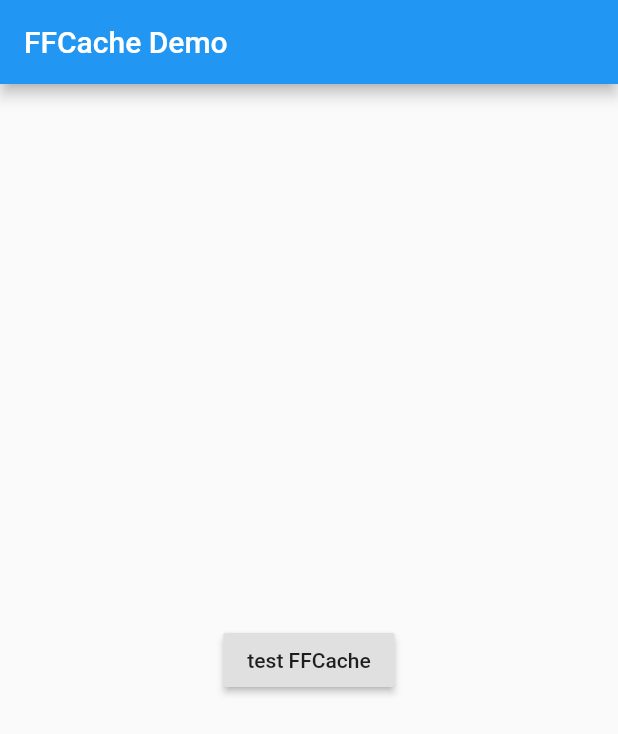
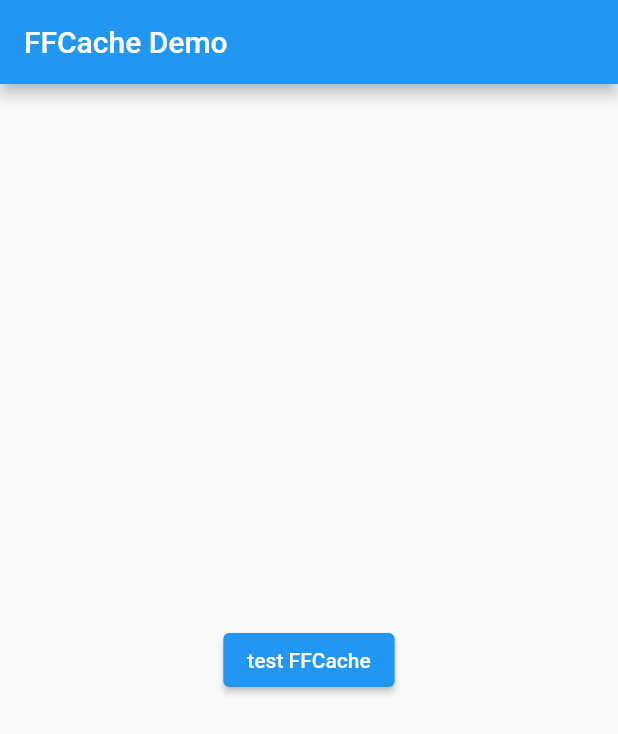
Before and after one commit to mix1009/ffcache, a Flutter app: the screen it shows after launch, after a tap on "test FFCache", on a phone screen of 412 x 824 dp. Shown: the top 734 px of the screen. Run offline on Flutter 3.47's test engine with Material 2 defaults, Android fonts, the phone set to English and light mode, and no system bars.

Commit message:
remove example warnings. update CHANGELOG.

```diff
--- a/example/lib/main.dart
+++ b/example/lib/main.dart
@@ -107,7 +107,7 @@ class _FFCacheTestPageState extends State<FFCacheTestPage> {
       assert(await cache.getString(willExpireKey) == null);
     }
 
-    Scaffold.of(context).showSnackBar(SnackBar(
+    ScaffoldMessenger.of(context).showSnackBar(SnackBar(
       content: Text("testFFCache() passed all asserts. Everything went ok."),
       backgroundColor: Colors.blue,
     ));
@@ -127,7 +127,7 @@ class _FFCacheTestPageState extends State<FFCacheTestPage> {
       child: Column(
         mainAxisAlignment: MainAxisAlignment.center,
         children: <Widget>[
-          RaisedButton(
+          ElevatedButton(
             child: Text("test FFCache"),
             onPressed: testFFCache,
           ),
--- a/example/pubspec.yaml
+++ b/example/pubspec.yaml
@@ -2,6 +2,7 @@ name: example
 description: A new Flutter project.
 
 version: 1.0.0+1
+publish_to: none
 
 environment:
   sdk: '>=2.12.0 <3.0.0'
```
Also changed, not shown: pubspec.lock, 2 other files.
